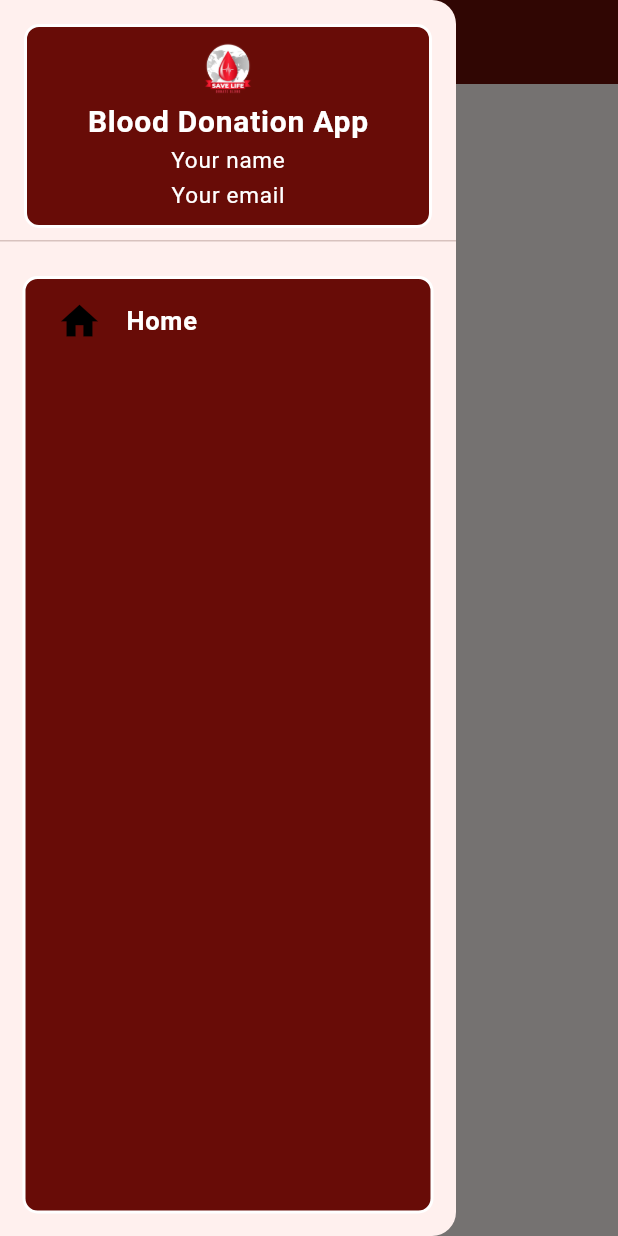
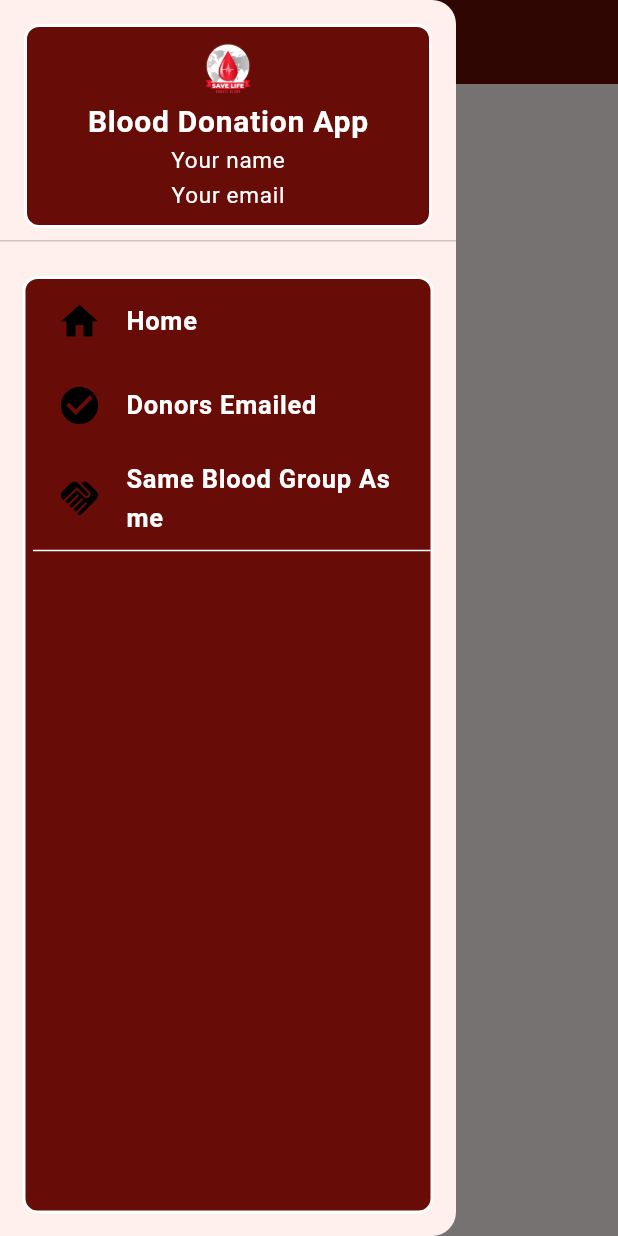
Before and after one commit to Khalidbinwaheed/blood_donation, a Flutter app: the screen it shows once a user with an empty profile is signed in, with the side drawer open, on a phone screen of 412 x 824 dp. Run offline on Flutter 3.47's test engine with Material 3 defaults, Android fonts, the phone set to English and light mode, and no system bars; our stand-ins replace cloud_firestore, firebase_auth, firebase_core, flutter_riverpod, go_router, riverpod_annotation; accounts and stored records are empty; generated files the repository leaves out were written again.

Commit message:
Update main_drawer.dart

```diff
--- a/lib/feathers/user_managment/presentation/widgets/main_drawer.dart
+++ b/lib/feathers/user_managment/presentation/widgets/main_drawer.dart
@@ -71,10 +71,43 @@ class MainDrawer extends ConsumerWidget {
                             style: AppStyle.headingTextStyle
                                 .copyWith(fontSize: 17.0),
                           ),
-                          onTap: (){
+                          onTap: () {
                             context.goNamed(AppRoutes.main.name);
-
                           },
+                        ),
+                        ListTile(
+                          leading: const Icon(
+                            Icons.check_circle,
+                            color: Colors.black,
+                            size: 30,
+                          ),
+                          title: Text(
+                            'Donors Emailed',
+                            style: AppStyle.headingTextStyle
+                                .copyWith(fontSize: 17.0),
+                          ),
+                          onTap: () {
+                            // context.goNamed(AppRoutes.main.name);
+                          },
+                        ),
+                        ListTile(
+                          leading: const Icon(
+                            Icons.handshake,
+                            color: Colors.black,
+                            size: 30,
+                          ),
+                          title: Text(
+                            'Same Blood Group As me',
+                            style: AppStyle.headingTextStyle
+                                .copyWith(fontSize: 17.0),
+                          ),
+                          onTap: () {
+                            context.goNamed(AppRoutes.main.name);
+                          },
+                        ),
+                        const Divider(
+                          color: Colors.white,
+                          height: 2,
                         )
                       ],
                     ),
```
